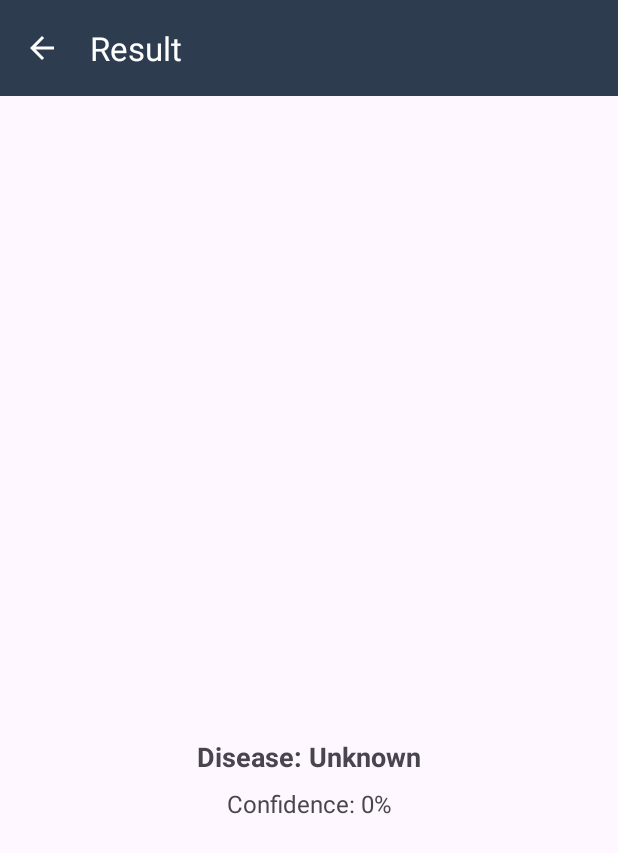
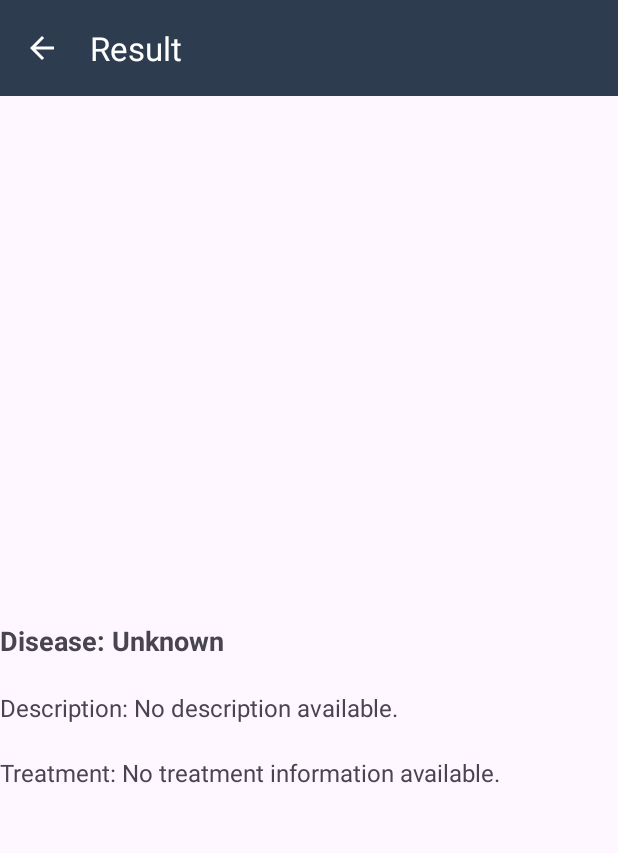
Before and after one commit to Carol-Health/MD, an Android app: the ResultActivity screen opened directly, with no data from a screen before it, on a phone screen of 412 x 824 dp. Shown: the top 853 px of the screen. Run offline under Robolectric (Android 15) with nearby library versions, the phone set to English and light mode, and no system bars; pictures from the network do not load.

Commit message:
Mengganti API, dan memperbaiki tampilan result. Menyesuaikan dengan APInya.

```diff
--- a/app/src/main/java/com/example/carol/network/ApiClient.kt
+++ b/app/src/main/java/com/example/carol/network/ApiClient.kt
@@ -6,7 +6,7 @@ import okhttp3.OkHttpClient
 import java.util.concurrent.TimeUnit
 
 object ApiClient {
-    private const val BASE_URL = "https://ml-api-model-471834350687.asia-southeast2.run.app/"
+    private const val BASE_URL = "https://cc-api-model-148532783222.asia-southeast2.run.app "
 
     private val client = OkHttpClient.Builder()
         .connectTimeout(30, TimeUnit.SECONDS)
--- a/app/src/main/java/com/example/carol/view/main/DeteksiFragment.kt
+++ b/app/src/main/java/com/example/carol/view/main/DeteksiFragment.kt
@@ -114,8 +114,9 @@ class DeteksiFragment : Fragment() {
 
     private fun navigateToResultActivity(result: DetectionResponse?) {
         val intent = Intent(requireContext(), ResultActivity::class.java).apply {
-            putExtra("diseaseName", result?.predictedClass ?: "Unknown")
-            putExtra("confidenceScore", result?.confidence ?: 0f)
+            putExtra("diseaseName", result?.name ?: "Unknown")
+            putExtra("description", result?.description ?: "No description available.")
+            putExtra("treatment", result?.treatment ?: "No treatment available")
             putExtra("imageUri", selectedImageUri.toString())
         }
         startActivity(intent)
--- a/app/src/main/java/com/example/carol/view/main/ResultActivity.kt
+++ b/app/src/main/java/com/example/carol/view/main/ResultActivity.kt
@@ -18,15 +18,18 @@ class ResultActivity : AppCompatActivity() {
         toolbar.setNavigationOnClickListener { finish() }
 
         val diseaseNameTextView: TextView = findViewById(R.id.diseaseNameTextView)
-        val confidenceScoreTextView: TextView = findViewById(R.id.confidenceScoreTextView)
+        val descriptionTextView: TextView = findViewById(R.id.descriptionTextView)
+        val treatmentTextView: TextView = findViewById(R.id.treatmentTextView)
         val resultImageView: ImageView = findViewById(R.id.resultImageView)
 
         val diseaseName = intent.getStringExtra("diseaseName") ?: "Unknown"
-        val confidenceScore = intent.getFloatExtra("confidenceScore", 0f)
+        val description = intent.getStringExtra("description") ?: "No description available."
+        val treatment = intent.getStringExtra("treatment") ?: "No treatment information available."
         val imageUriString = intent.getStringExtra("imageUri")
 
         diseaseNameTextView.text = "Disease: $diseaseName"
-        confidenceScoreTextView.text = "Confidence: ${(confidenceScore * 100).toInt()}%"
+        descriptionTextView.text = "Description: $description"
+        treatmentTextView.text = "Treatment: $treatment"
 
         if (!imageUriString.isNullOrEmpty()) {
             val imageUri = Uri.parse(imageUriString)
--- a/app/src/main/res/layout/activity_result.xml
+++ b/app/src/main/res/layout/activity_result.xml
@@ -27,14 +27,14 @@
         app:layout_constraintTop_toBottomOf="@id/topBar"
         app:layout_constraintStart_toStartOf="parent"
         app:layout_constraintEnd_toEndOf="parent"
-        app:layout_constraintHeight_percent="0.5" />
+        app:layout_constraintHeight_percent="0.4" />
 
     <TextView
         android:id="@+id/diseaseNameTextView"
-        android:layout_width="wrap_content"
+        android:layout_width="0dp"
         android:layout_height="wrap_content"
-        android:layout_marginTop="16dp"
-        android:text="Disease: "
+        android:layout_marginTop="21dp"
+        android:text="Disease      : "
         android:textSize="18sp"
         android:textStyle="bold"
         app:layout_constraintTop_toBottomOf="@id/resultImageView"
@@ -42,13 +42,25 @@
         app:layout_constraintEnd_toEndOf="parent" />
 
     <TextView
-        android:id="@+id/confidenceScoreTextView"
-        android:layout_width="wrap_content"
+        android:id="@+id/descriptionTextView"
+        android:layout_width="0dp"
         android:layout_height="wrap_content"
-        android:layout_marginTop="8dp"
-        android:text="Confidence: "
+        android:layout_marginTop="21dp"
+        android:text="Description   : "
         android:textSize="16sp"
-        app:layout_constraintTop_toBottomOf="@id/diseaseNameTextView"
+        app:layout_constraintEnd_toEndOf="parent"
+        app:layout_constraintHorizontal_bias="0.0"
+        app:layout_constraintStart_toStartOf="parent"
+        app:layout_constraintTop_toBottomOf="@id/diseaseNameTextView" />
+
+    <TextView
+        android:id="@+id/treatmentTextView"
+        android:layout_width="0dp"
+        android:layout_height="wrap_content"
+        android:layout_marginTop="21dp"
+        android:text="Treatment     : "
+        android:textSize="16sp"
+        app:layout_constraintTop_toBottomOf="@id/descriptionTextView"
         app:layout_constraintStart_toStartOf="parent"
         app:layout_constraintEnd_toEndOf="parent" />
 
```
Also changed, not shown: app/src/main/java/com/example/carol/network/DetectionResponse.kt (+17 -1 lines).
